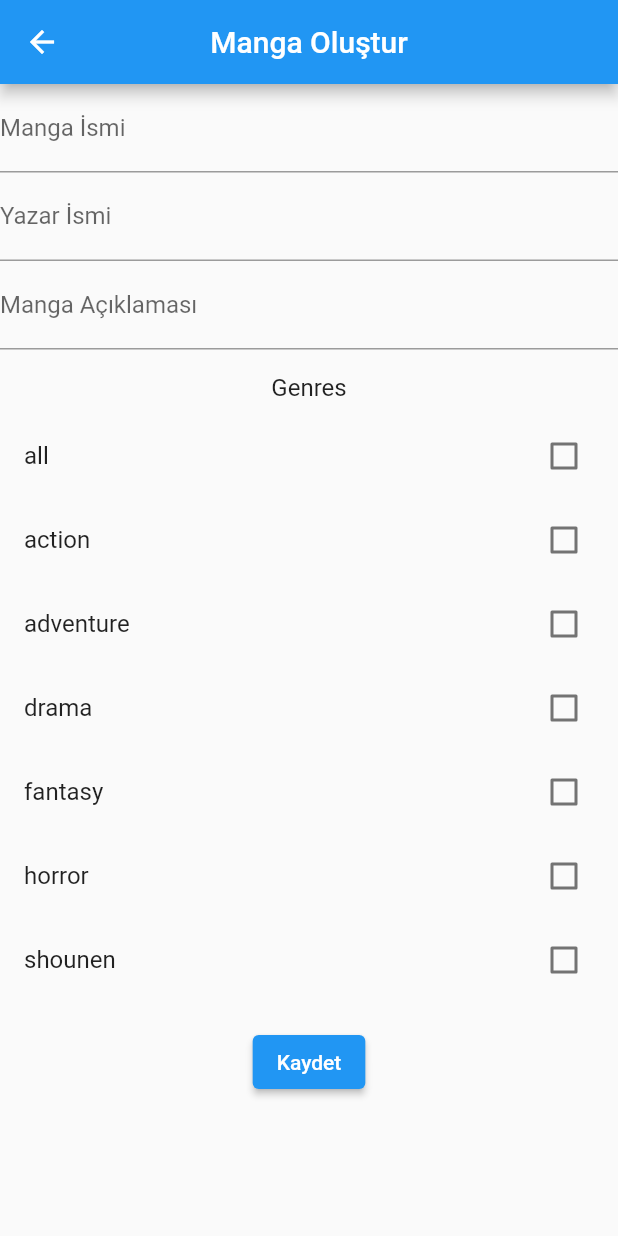
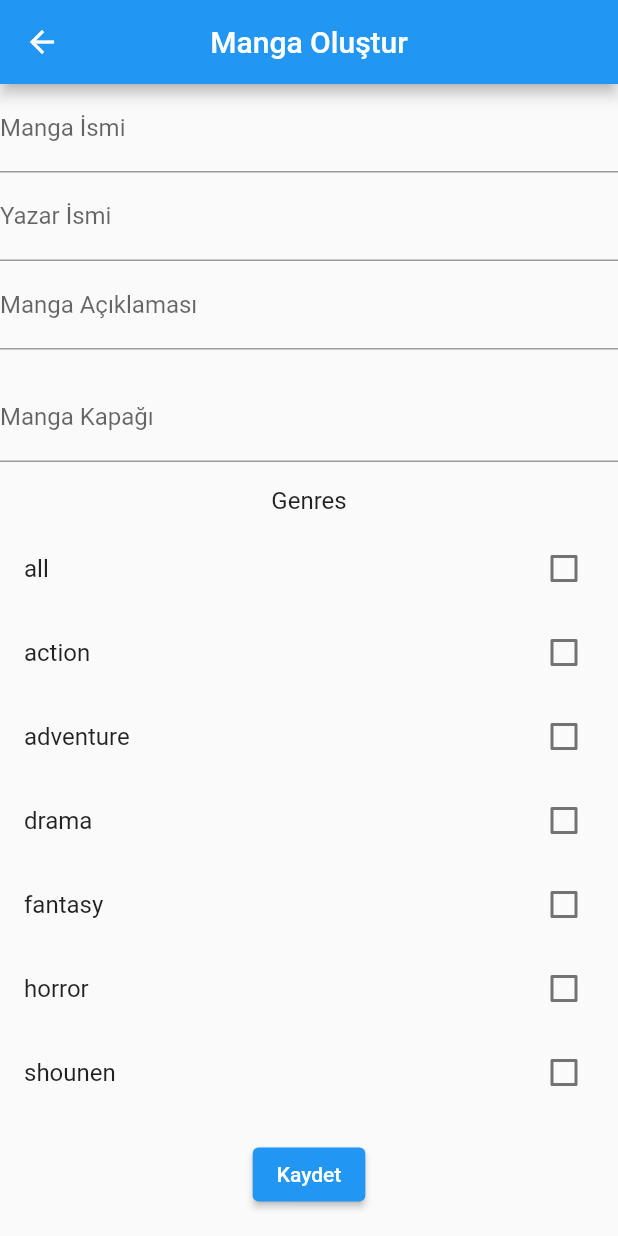
Before and after one commit to farukkornaz/3301456_193301048, a Flutter app: the MangaCreationPage screen opened directly, after a tap on "Kaydet", on a phone screen of 412 x 824 dp. Run offline on Flutter 3.47's test engine with Material 2 defaults, Android fonts, the phone set to English and light mode, and no system bars; our stand-ins replace animated_splash_screen, cloud_firestore, firebase_core; accounts and stored records are empty; network calls fail.

Commit message:
Manga modelinin chapter field'i nullable olarak ayarlandı ve manga oluşturma sayfası duzenlendi

```diff
--- a/lib/main.dart
+++ b/lib/main.dart
@@ -50,17 +50,17 @@ Future<void> main() async {
   await Firebase.initializeApp(
     options: DefaultFirebaseOptions.currentPlatform,
   );
-  FireStore.addManga(manga: testManga);
+  //FireStore.addManga(manga: testManga);
   //FireStore.addManga(manga: testManga2);
 
   //List<Manga> allManga = await FireStore.fetchManga();
-  List<Manga>? selectedMangas = await FireStore.fetchMangaByTag(tags: ["tag2"]);
+  /*List<Manga>? selectedMangas = await FireStore.fetchMangaByTag(tags: ["tag2"]);
 
   if(selectedMangas != null){
     for(int i=0; i<selectedMangas.length; i++){
       print(selectedMangas[i].title);
     }
-  }
+  }*/
 
 
   runApp(const AryaManga());
--- a/lib/models/Manga.dart
+++ b/lib/models/Manga.dart
@@ -13,7 +13,7 @@ class Manga {
   String title;
   String author;
   String description;
-  List<Chapter> chapters;
+  List<Chapter>? chapters;
   List<String> tags;
   String image;
   static int lastId=0;
@@ -54,7 +54,7 @@ class Manga {
     "author": author,
     "image": image,
     "description": description,
-    "chapters": List<dynamic>.from(chapters.map((x) => x.toJson())),
+    "chapters": chapters != null ? List<dynamic>.from(chapters!.map((x) => x.toJson())) : null,
     "tags": List<dynamic>.from(tags.map((x) => x)),
   };
 
--- a/lib/pages/MangaCreatePage.dart
+++ b/lib/pages/MangaCreatePage.dart
@@ -17,6 +17,7 @@ class _MangaCreationPageState extends State<MangaCreationPage> {
   late String mangaName;
   late String mangaAuthor;
   late String mangaDescription;
+  late String mangaImage;
 
   List<String> mangaGenres = [
   'all',
@@ -86,6 +87,21 @@ class _MangaCreationPageState extends State<MangaCreationPage> {
                   },
                 ),
                 const SizedBox(height: 16),
+                TextFormField(
+                  decoration: const InputDecoration(
+                    labelText: 'Manga Kapağı',
+                  ),
+                  validator: (value) {
+                    if (value == null) {
+                      return 'boş bırakılamaz';
+                    }
+                    return null;
+                  },
+                  onSaved: (value) {
+                    mangaImage = value!;
+                  },
+                ),
+                const SizedBox(height: 16),
                 const Text('Genres', style: TextStyle(fontSize: 16)),
                 const SizedBox(height: 8),
                 Column(
@@ -121,7 +137,7 @@ class _MangaCreationPageState extends State<MangaCreationPage> {
                           description: "test",
                           chapters: TempChapter(),
                           tags: selectedGenres,
-                          image: "test");
+                          image: mangaImage);
 
                       // Yeni Manga nesnesini kullanarak başka işlemler yapabilirsiniz.
                     }
--- a/lib/pages/MangaDetailPage.dart
+++ b/lib/pages/MangaDetailPage.dart
@@ -72,9 +72,9 @@ class MangaDetailPage extends StatelessWidget {
           ),
           Expanded(
             child: ListView.builder(
-              itemCount: manga.chapters.length,
+              itemCount: manga.chapters != null ? manga.chapters!.length : 0,
               itemBuilder: (BuildContext context, int index) {
-                Chapter chapter = manga.chapters[index];
+                Chapter chapter = manga.chapters![index];
                 return ListTile(
                   title: Text(chapter.chapterName),
                   subtitle: Text(chapter.chapterNo.toString()),
```
Also changed, not shown: lib/pages/MangaChapterPage.dart (+10 -8 lines).
